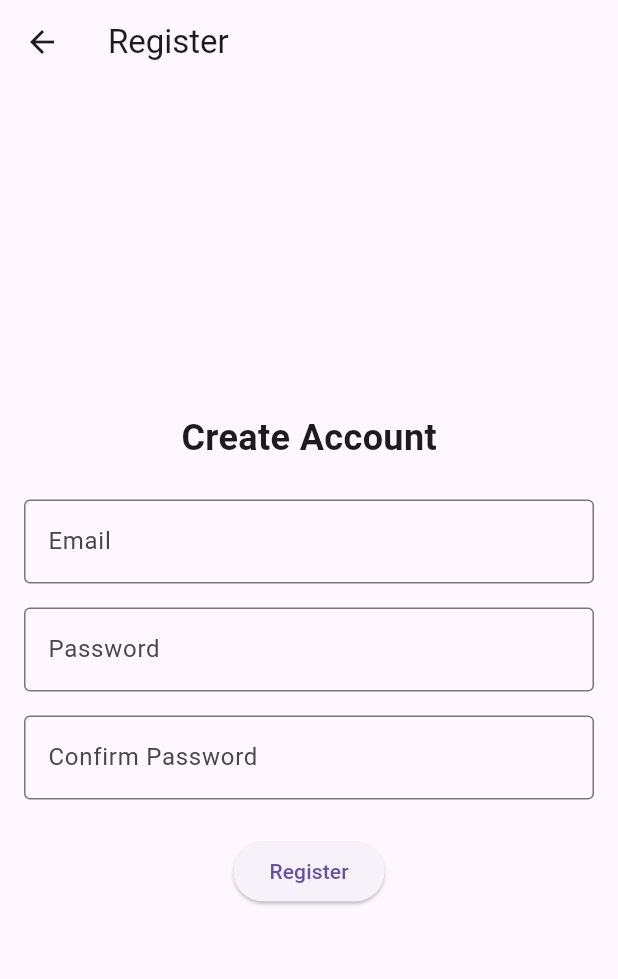
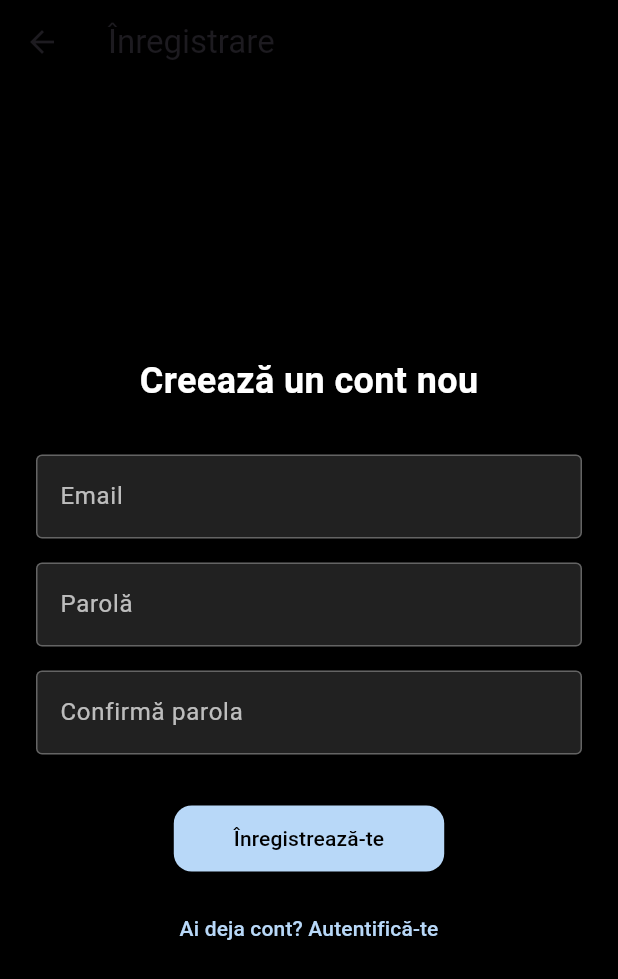
Before and after one commit to DanielVlaicu/smart_menu, a Flutter app: the RegisterScreen screen opened by its route, on a phone screen of 412 x 824 dp. Shown: the top 979 px of the screen. Run offline on Flutter 3.47's test engine with Material 3 defaults, Android fonts, the phone set to English and light mode, and no system bars; our stand-ins replace file_picker, firebase_auth, firebase_core, fl_chart, permission_handler, photo_view and 2 more; accounts and stored records are empty; network calls fail.

Commit message:
change login and register screen with another version

```diff
--- a/lib/screens/auth/register_screen.dart
+++ b/lib/screens/auth/register_screen.dart
@@ -1,5 +1,4 @@
 import 'package:flutter/material.dart';
-
 import '../../services/auth_service.dart';
 
 class RegisterScreen extends StatefulWidget {
@@ -14,10 +13,11 @@ class _RegisterScreenState extends State<RegisterScreen> {
   final TextEditingController passController = TextEditingController();
   final TextEditingController confirmController = TextEditingController();
   String errorMessage = '';
+  final Color themeBlue = const Color(0xFFB8D8F8);
 
   Future<void> handleRegister() async {
     if (passController.text != confirmController.text) {
-      setState(() => errorMessage = 'Passwords do not match');
+      setState(() => errorMessage = 'Parolele nu coincid');
       return;
     }
 
@@ -29,45 +29,48 @@ class _RegisterScreenState extends State<RegisterScreen> {
     if (user != null) {
       Navigator.pushReplacementNamed(context, '/dashboard');
     } else {
-      setState(() => errorMessage = 'Registration failed');
+      setState(() => errorMessage = 'Înregistrarea a eșuat');
     }
   }
 
   @override
   Widget build(BuildContext context) {
     return Scaffold(
-      appBar: AppBar(title: const Text('Register')),
+      backgroundColor: Colors.black,
+      appBar: AppBar(title: const Text('Înregistrare'), backgroundColor: Colors.black),
       body: Padding(
-        padding: const EdgeInsets.all(16),
+        padding: const EdgeInsets.all(24),
         child: Column(
           mainAxisAlignment: MainAxisAlignment.center,
           children: [
-            const Text('Create Account', style: TextStyle(fontSize: 24, fontWeight: FontWeight.bold)),
-            const SizedBox(height: 24),
-            TextField(
-              controller: emailController,
-              decoration: const InputDecoration(labelText: 'Email', border: OutlineInputBorder()),
-            ),
+            const Text('Creează un cont nou',
+                style: TextStyle(color: Colors.white, fontSize: 24, fontWeight: FontWeight.bold)),
+            const SizedBox(height: 32),
+            _buildTextField(controller: emailController, label: 'Email'),
             const SizedBox(height: 16),
-            TextField(
-              controller: passController,
-              obscureText: true,
-              decoration: const InputDecoration(labelText: 'Password', border: OutlineInputBorder()),
-            ),
+            _buildTextField(controller: passController, label: 'Parolă', obscure: true),
             const SizedBox(height: 16),
-            TextField(
-              controller: confirmController,
-              obscureText: true,
-              decoration: const InputDecoration(labelText: 'Confirm Password', border: OutlineInputBorder()),
-            ),
-            const SizedBox(height: 24),
+            _buildTextField(controller: confirmController, label: 'Confirmă parola', obscure: true),
+            const SizedBox(height: 32),
             ElevatedButton(
               onPressed: handleRegister,
-              child: const Text('Register'),
+              style: ElevatedButton.styleFrom(
+                backgroundColor: themeBlue,
+                foregroundColor: Colors.black,
+                padding: const EdgeInsets.symmetric(horizontal: 40, vertical: 12),
+                shape: RoundedRectangleBorder(borderRadius: BorderRadius.circular(12)),
+              ),
+              child: const Text('Înregistrează-te'),
+            ),
+            const SizedBox(height: 12),
+            TextButton(
+              onPressed: () => Navigator.pushNamed(context, '/login'),
+              child: const Text('Ai deja cont? Autentifică-te',
+                  style: TextStyle(color: Color(0xFFB8D8F8))),
             ),
             if (errorMessage.isNotEmpty)
               Padding(
-                padding: const EdgeInsets.only(top: 12),
+                padding: const EdgeInsets.only(top: 16),
                 child: Text(errorMessage, style: const TextStyle(color: Colors.red)),
               ),
           ],
@@ -75,4 +78,21 @@ class _RegisterScreenState extends State<RegisterScreen> {
       ),
     );
   }
+
+  Widget _buildTextField({required TextEditingController controller, required String label, bool obscure = false}) {
+    return TextField(
+      controller: controller,
+      obscureText: obscure,
+      style: const TextStyle(color: Colors.white),
+      decoration: InputDecoration(
+        labelText: label,
+        labelStyle: const TextStyle(color: Colors.white70),
+        filled: true,
+        fillColor: Colors.grey[900],
+        border: OutlineInputBorder(borderRadius: BorderRadius.circular(12)),
+        enabledBorder: OutlineInputBorder(borderSide: const BorderSide(color: Colors.white30)),
+        focusedBorder: OutlineInputBorder(borderSide: const BorderSide(color: Colors.white)),
+      ),
+    );
+  }
 }
```
Also changed, not shown: lib/screens/auth/login_screen.dart (+39 -19 lines).
